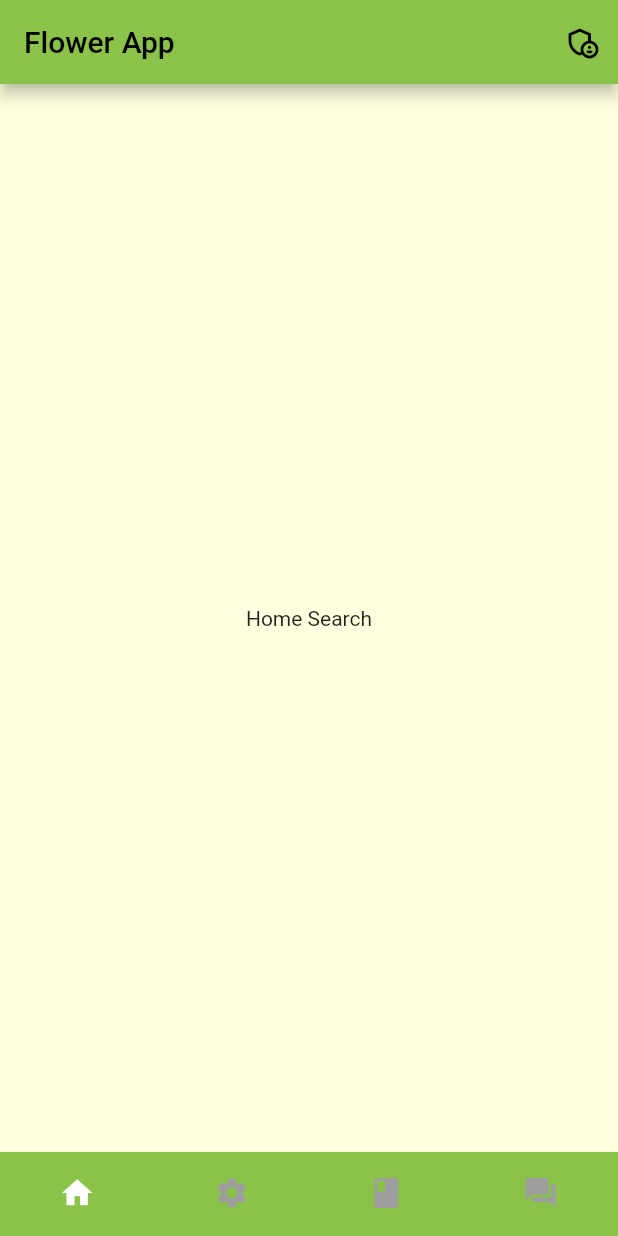
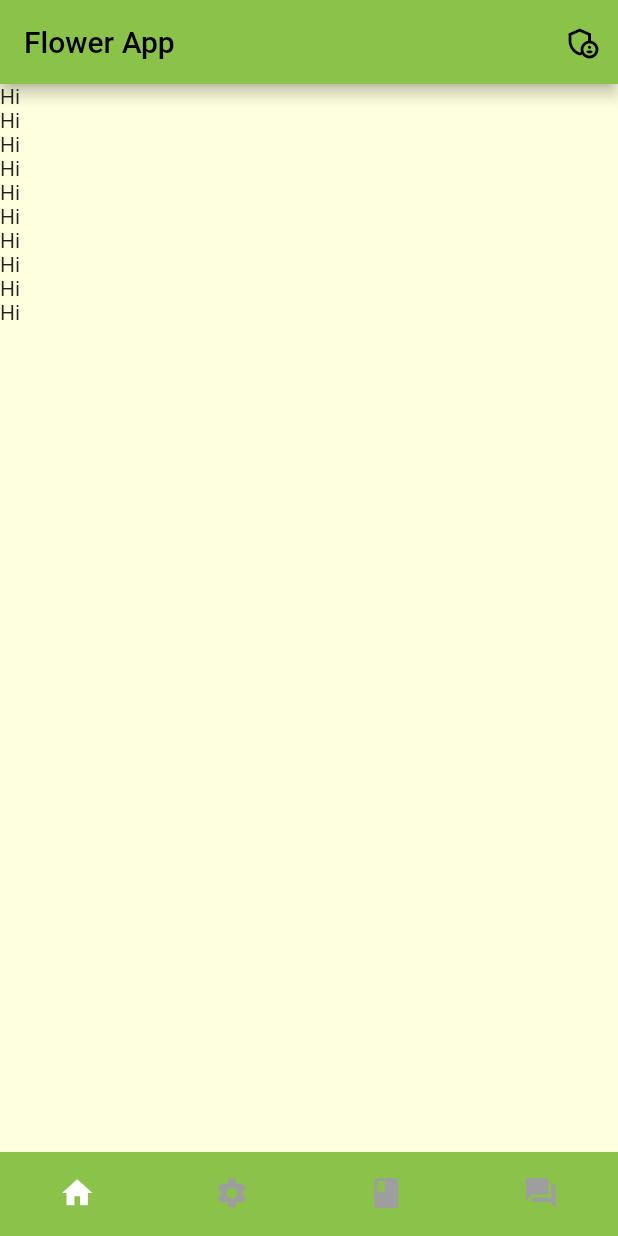
Before and after one commit to lochana-vishwajith/Flower_app, a Flutter app: the screen it shows after launch, on a phone screen of 412 x 824 dp. Run offline on Flutter 3.47's test engine with Material 2 defaults, Android fonts, the phone set to English and light mode, and no system bars; our stand-ins replace image_picker, snippet_coder_utils; missing offline and left inert: dart:ffi.

```diff
--- a/client/lib/main.dart
+++ b/client/lib/main.dart
@@ -1,4 +1,5 @@
 import 'package:client/screens/admin/flowerEntry.dart';
+import 'package:client/screens/admin/flowerList.dart';
 import 'package:client/screens/home.dart';
 import 'package:flutter/material.dart';
 
@@ -22,7 +23,8 @@ class MyApp extends StatelessWidget {
       initialRoute: '/',
       routes: {
         '/': (context) => const Home(),
-        '/adminAdd': (context) => const FlowerEntry(),
+        '/adminAdd': (context) => const FlowerList(),
+        // '/adminAdd': (context) => const FlowerEntry(),
       },
     );
   }
--- a/client/lib/models/flower_model.dart
+++ b/client/lib/models/flower_model.dart
@@ -1,4 +1,5 @@
 class FlowerModel {
+  late String? id;
   late String? family;
   late String? tribe;
   late String? kingdom;
@@ -9,6 +10,7 @@ class FlowerModel {
   late String? imageUrl;
 
   FlowerModel({
+    this.id,
     this.family,
     this.tribe,
     this.kingdom,
@@ -20,6 +22,7 @@ class FlowerModel {
   });
 
   FlowerModel.fromJson(Map<String, String> json) {
+    id = json["id"];
     family = json["family"];
     tribe = json["tribe"];
     kingdom = json["kingdom"];
--- a/client/lib/screens/search/search.dart
+++ b/client/lib/screens/search/search.dart
@@ -1,12 +1,35 @@
+import 'dart:ffi';
+
+import 'package:client/models/flower_model.dart';
 import 'package:flutter/material.dart';
 
-class Search extends StatelessWidget {
+class Search extends StatefulWidget {
   const Search({Key? key}) : super(key: key);
 
   @override
+  State<Search> createState() => _SearchState();
+}
+
+class _SearchState extends State<Search> {
+  List<FlowerModel>? flowers;
+  var isLoaded = false;
+
+  @override
+  void initState() {
+    super.initState();
+  }
+
+  @override
   Widget build(BuildContext context) {
-    return const Center(
-      child: Text('Home Search'),
+    return Scaffold(
+      appBar: null,
+      body: ListView.builder(
+          itemCount: 10,
+          itemBuilder: (context, index) {
+            return Container(
+              child: Text("Hi"),
+            );
+          }),
     );
   }
 }
```
Also changed, not shown: client/lib/screens/admin/flowerItem.dart (added, +90 -0 lines), client/lib/screens/admin/flowerList.dart (added, +82 -0 lines), 2 other files.
